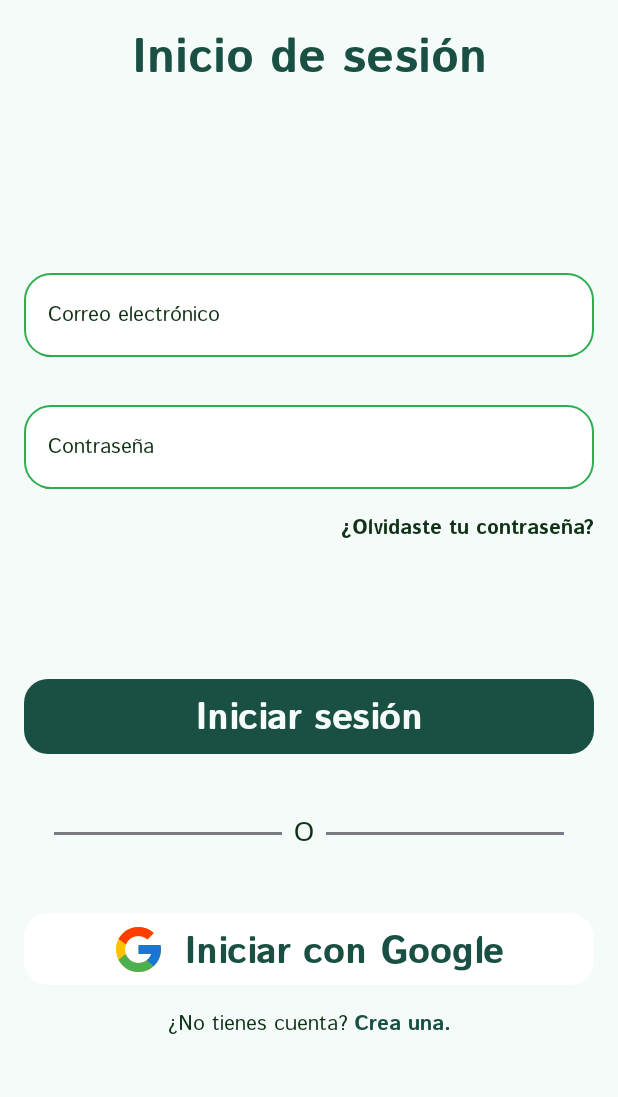
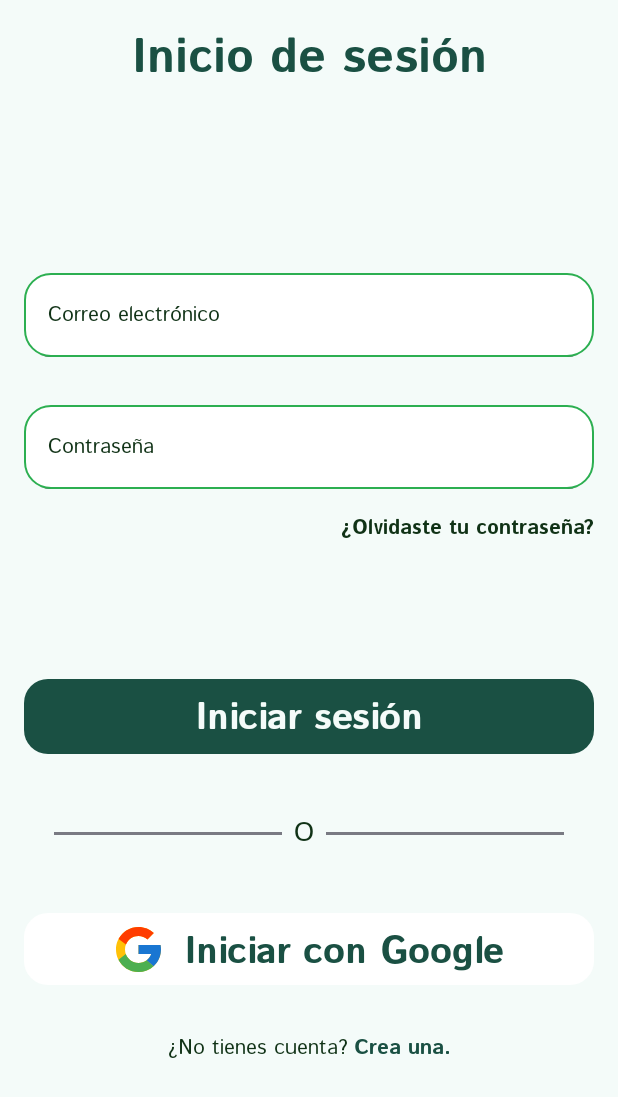
Before and after one commit to milianz/ProyectoPDM, an Android app built with Jetpack Compose: the screen it shows after launch (MainActivity), on a phone screen of 412 x 824 dp. Shown: the top 1097 px of the screen. Run offline under Robolectric (Android 15) with nearby library versions, the phone set to English and light mode, and no system bars; our stand-ins replace livedata-compose.

```diff
--- a/InmoMarket/app/src/main/java/com/hnrylvo/inmomarket/data/utils/ApiConstants.kt
+++ b/InmoMarket/app/src/main/java/com/hnrylvo/inmomarket/data/utils/ApiConstants.kt
@@ -1,7 +1,7 @@
 package com.hnrylvo.inmomarket.data.utils
 
 object ApiConstants {
-    const val BASE_URL = "http://10.0.2.2:8080/api/"
+    const val BASE_URL = "http://10.0.2.2:3000/api/"
 
     const val LOGIN_PATH = "login"
 }
--- a/InmoMarket/app/src/main/java/com/hnrylvo/inmomarket/ui/compose/buttons/PrimaryButton.kt
+++ b/InmoMarket/app/src/main/java/com/hnrylvo/inmomarket/ui/compose/buttons/PrimaryButton.kt
@@ -9,11 +9,8 @@ import androidx.compose.material3.Text
 import androidx.compose.runtime.Composable
 import androidx.compose.ui.Modifier
 import androidx.compose.ui.res.stringResource
-import androidx.compose.ui.text.TextStyle
-import androidx.compose.ui.text.font.FontWeight
 import androidx.compose.ui.tooling.preview.Preview
 import androidx.compose.ui.unit.dp
-import androidx.compose.ui.unit.sp
 import com.hnrylvo.inmomarket.R
 import com.hnrylvo.inmomarket.ui.theme.BackgroundGreen
 import com.hnrylvo.inmomarket.ui.theme.MyTypography
@@ -24,12 +21,14 @@ fun PrimaryButton(
     onClick: () -> Unit = {},
     //enabled: Boolean = true,
     buttonText: Int,
+    maxButtonWidth: Float = 1f,
+    modifier: Modifier = Modifier
 ) {
     Button(
         onClick = onClick,
         //enabled = enabled,
-        modifier = Modifier
-            .fillMaxWidth()
+        modifier = modifier
+            .fillMaxWidth(maxButtonWidth)
             .height(50.dp),
         colors = ButtonDefaults.buttonColors(
             containerColor = PrimaryGreen
--- a/InmoMarket/app/src/main/java/com/hnrylvo/inmomarket/ui/compose/headers/LoginHeader.kt
+++ b/InmoMarket/app/src/main/java/com/hnrylvo/inmomarket/ui/compose/headers/LoginHeader.kt
@@ -1,6 +1,8 @@
 package com.hnrylvo.inmomarket.ui.compose.headers
 
+import androidx.compose.foundation.layout.Arrangement
 import androidx.compose.foundation.layout.Row
+import androidx.compose.foundation.layout.fillMaxWidth
 import androidx.compose.material3.MaterialTheme.typography
 import androidx.compose.material3.Text
 import androidx.compose.runtime.Composable
@@ -18,8 +20,8 @@ fun LoginHeader(
     headerText: Int
 ) {
     Row(
-        modifier = modifier,
-        verticalAlignment = Alignment.CenterVertically
+        modifier = modifier.fillMaxWidth(),
+        horizontalArrangement = Arrangement.Center
     ) {
         Text(
             text = stringResource(id = headerText),
--- a/InmoMarket/app/src/main/java/com/hnrylvo/inmomarket/ui/compose/inputs/InputField.kt
+++ b/InmoMarket/app/src/main/java/com/hnrylvo/inmomarket/ui/compose/inputs/InputField.kt
@@ -30,12 +30,13 @@ fun InputField(
     placeholderId: Int,
     keyboardType: KeyboardType,
     onValueChange: (String) -> Unit,
+    maxWidth: Float = 1f
 ) {
     TextField(
         value = value,
         onValueChange = onValueChange,
         modifier = Modifier
-            .fillMaxWidth()
+            .fillMaxWidth(maxWidth)
             .border(color = LightGreen, width = 1.dp, shape = RoundedCornerShape(18.dp))
             .clip(RoundedCornerShape(18.dp)),
         placeholder = {
--- a/InmoMarket/app/src/main/java/com/hnrylvo/inmomarket/ux/login/LoginScreen.kt
+++ b/InmoMarket/app/src/main/java/com/hnrylvo/inmomarket/ux/login/LoginScreen.kt
@@ -58,7 +58,7 @@ fun Login(viewModel: LoginViewModel) {
         OrSection()
         Spacer(modifier = Modifier.padding(16.dp))
         GoogleButton()
-        Spacer(modifier = Modifier.padding(8.dp))
+        Spacer(modifier = Modifier.padding(16.dp))
         DontHaveAccount(Modifier.align(Alignment.CenterHorizontally))
     }
 }
@@ -67,14 +67,12 @@ fun Login(viewModel: LoginViewModel) {
 fun DontHaveAccount(modifier: Modifier) {
     Row(modifier = modifier){
         Text(
-            modifier = modifier,
             text = stringResource(id = R.string.login_dont_have_account),
             style = MyTypography.labelSmall,
             color = SecondaryGreen
         )
         Spacer(modifier = Modifier.padding(2.dp))
         Text(
-            modifier = modifier,
             text = stringResource(id = R.string.login_create_account),
             style = MyTypography.titleSmall,
             color = PrimaryGreen
--- /dev/null
+++ b/InmoMarket/app/src/main/java/com/hnrylvo/inmomarket/ux/register/RegisterViewModel.kt
@@ -0,0 +1,6 @@
+package com.hnrylvo.inmomarket.ux.register
+
+import androidx.lifecycle.ViewModel
+
+class RegisterViewModel : ViewModel() {
+}
```
Also changed, not shown: InmoMarket/app/src/main/java/com/hnrylvo/inmomarket/ux/register/RegisterScreen.kt (added, +145 -0 lines), InmoMarket/app/src/main/res/values/strings.xml (+10 -0 lines).
